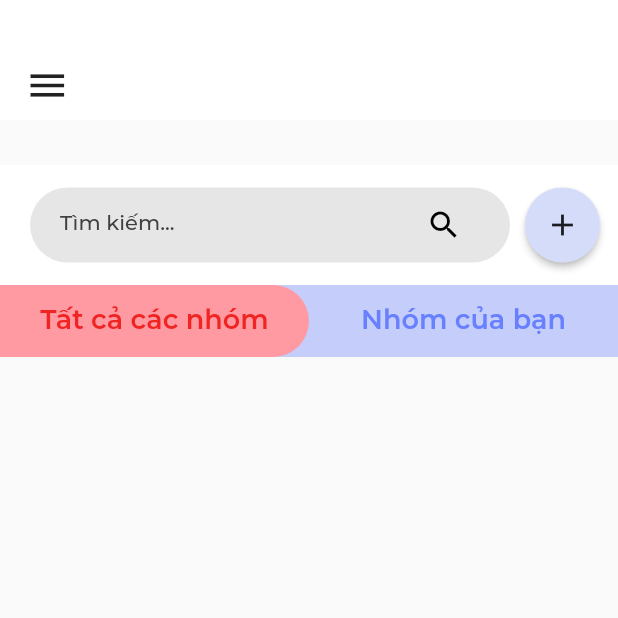
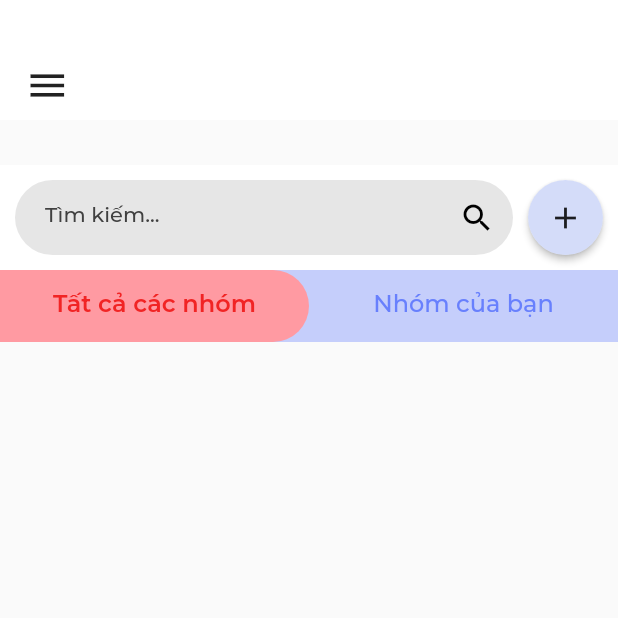
Before and after one commit to tranvuongduy2003/youit, a Flutter app: the BottomNavBarPage screen opened directly with empty values, on a phone screen of 412 x 824 dp, the top half of it. Run offline on Flutter 3.47's test engine with Material 2 defaults, Android fonts, the phone set to English and light mode, and no system bars; drawn by our look-alikes of flutter_slider_drawer; our stand-ins replace cloud_firestore, file_picker, firebase_auth, firebase_core, firebase_storage, flutter_spinkit and 2 more; missing offline and left inert: flutter_downloader; accounts and stored records are empty.

```diff
--- a/lib/screens/group/group_chat_page.dart
+++ b/lib/screens/group/group_chat_page.dart
@@ -81,7 +81,6 @@ class MessageWidget extends StatelessWidget {
                 }
 
                 final chatDocs = snapshot.data!.docs;
-                print(chatDocs[0].data());
 
                 return Container(
                   padding: EdgeInsets.symmetric(horizontal: 8),
--- a/lib/screens/group/group_page.dart
+++ b/lib/screens/group/group_page.dart
@@ -1,7 +1,6 @@
 import 'package:cloud_firestore/cloud_firestore.dart';
 import 'package:firebase_auth/firebase_auth.dart';
 import 'package:flutter/material.dart';
-
 import 'package:you_it/config/themes/app_colors.dart';
 import 'package:you_it/config/themes/app_text_styles.dart';
 import 'package:you_it/widgets/stateless/circle_button.dart';
@@ -61,26 +60,20 @@ class _GroupPageState extends State<GroupPage>
             margin: EdgeInsets.only(top: 30),
             child: Column(
               children: <Widget>[
+                // SEARCH BAR
                 Container(
-                  height: 80,
-                  //width: double.infinity,
+                  padding: EdgeInsets.all(10),
                   color: AppColors.white,
                   child: Row(
                     children: <Widget>[
                       Expanded(
                         child: Container(
                           height: 50,
-                          // width: MediaQuery.of(context).size.width * 0.7,
-                          margin: EdgeInsets.only(
-                            left: 20,
-                            right: 10,
-                          ),
                           alignment: Alignment.center,
                           decoration: BoxDecoration(
                             borderRadius: BorderRadius.circular(45),
                             color: AppColors.grey.withOpacity(1),
                           ),
-                          padding: EdgeInsets.symmetric(horizontal: 20),
                           child: TextField(
                             onSubmitted: (value) {
                               setState(() {
@@ -90,10 +83,11 @@ class _GroupPageState extends State<GroupPage>
                             controller: _searchController,
                             textInputAction: TextInputAction.search,
                             decoration: InputDecoration(
+                              contentPadding: EdgeInsets.symmetric(
+                                  horizontal: 20, vertical: 20),
                               suffixIcon: IconButton(
                                 icon: Icon(
                                   Icons.search,
-                                  //   size: 20,
                                   color: Colors.black,
                                 ),
                                 onPressed: () {
@@ -110,11 +104,8 @@ class _GroupPageState extends State<GroupPage>
                           ),
                         ),
                       ),
-                      Padding(
-                        padding: const EdgeInsets.only(
-                          right: 12,
-                        ),
-                        child: CircleButton(
+                      SizedBox(width: 10),
+                      CircleButton(
                         buttonColor: AppColors.jordyBlue.withOpacity(0.36),
                         onPressed: () {
                           showDialog(
@@ -132,10 +123,11 @@ class _GroupPageState extends State<GroupPage>
                         size: 50,
                         isImageButton: false,
                       ),
-                      ),
                     ],
                   ),
                 ),
+
+                // TAB BAR
                 Material(
                   color: _selectedIndex == 0
                       ? AppColors.blue.withOpacity(0.36)
@@ -171,8 +163,10 @@ class _GroupPageState extends State<GroupPage>
                             'Tất cả các nhóm',
                             style: TextStyle(
                               fontFamily: 'Montserrat',
-                              fontSize: 18,
-                              fontWeight: FontWeight.w600,
+                              fontSize: 16,
+                              fontWeight: _selectedIndex == 0
+                                  ? FontWeight.w600
+                                  : FontWeight.w500,
                               color: _selectedIndex == 0
                                   ? AppColors.redPigment
                                   : AppColors.primaryColor,
@@ -185,8 +179,10 @@ class _GroupPageState extends State<GroupPage>
                           'Nhóm của bạn',
                           style: TextStyle(
                             fontFamily: 'Montserrat',
-                            fontSize: 18,
-                            fontWeight: FontWeight.w600,
+                            fontSize: 16,
+                            fontWeight: _selectedIndex == 1
+                                ? FontWeight.w600
+                                : FontWeight.w500,
                             color: _selectedIndex == 1
                                 ? Color(0xFF051C40)
                                 : AppColors.blue,
@@ -196,6 +192,8 @@ class _GroupPageState extends State<GroupPage>
                     ],
                   ),
                 ),
+
+                // GROUP LIST
                 StreamBuilder<QuerySnapshot>(
                   stream: FirebaseFirestore.instance
                       .collection('groups')
```
Also changed, not shown: lib/service/database_service.dart (+13 -0 lines), lib/widgets/stateless/group/group_card.dart (+14 -7 lines), lib/widgets/stateless/message/new_message.dart (+8 -1 lines). Lines whose indentation alone changed are shown as unchanged.
